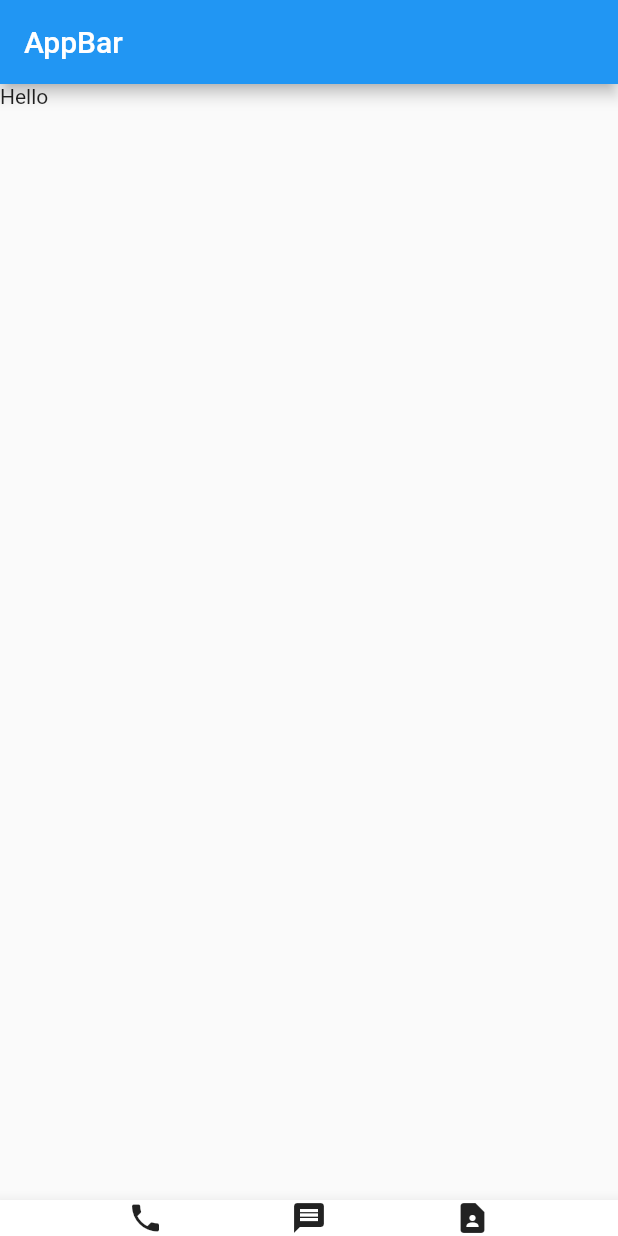
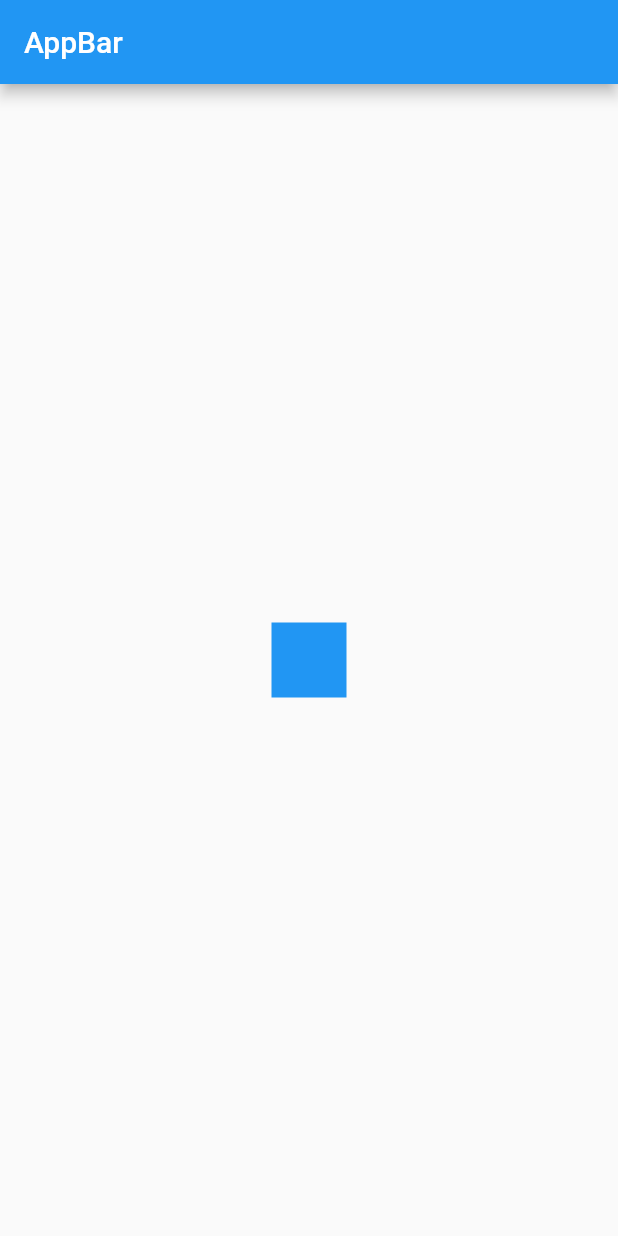
Before and after one commit to kyleryu-dev/contact_management, a Flutter app: the screen it shows after launch, on a phone screen of 412 x 824 dp. Run offline on Flutter 3.47's test engine with Material 2 defaults, Android fonts, the light colour scheme and no system bars.

Commit message:
Box Align

```diff
--- a/lib/main.dart
+++ b/lib/main.dart
@@ -16,16 +16,14 @@ class MyApp extends StatelessWidget {
       appBar: AppBar(
         title: Text('AppBar')
         ),
-      body: Text('Hello'),
-      bottomNavigationBar: BottomAppBar(
-        child: Row(
-          mainAxisAlignment: MainAxisAlignment.spaceEvenly,
-          children: [
-            Icon(Icons.phone),
-            Icon(Icons.message),
-            Icon(Icons.contact_page)
-        ],),
-      ),
+      body: Align(
+        alignment: Alignment.center,
+        child: Container(
+          width: 50,
+          height: 50,
+          color: Colors.blue
+        ),
+      )
     );
   }
 }
```
